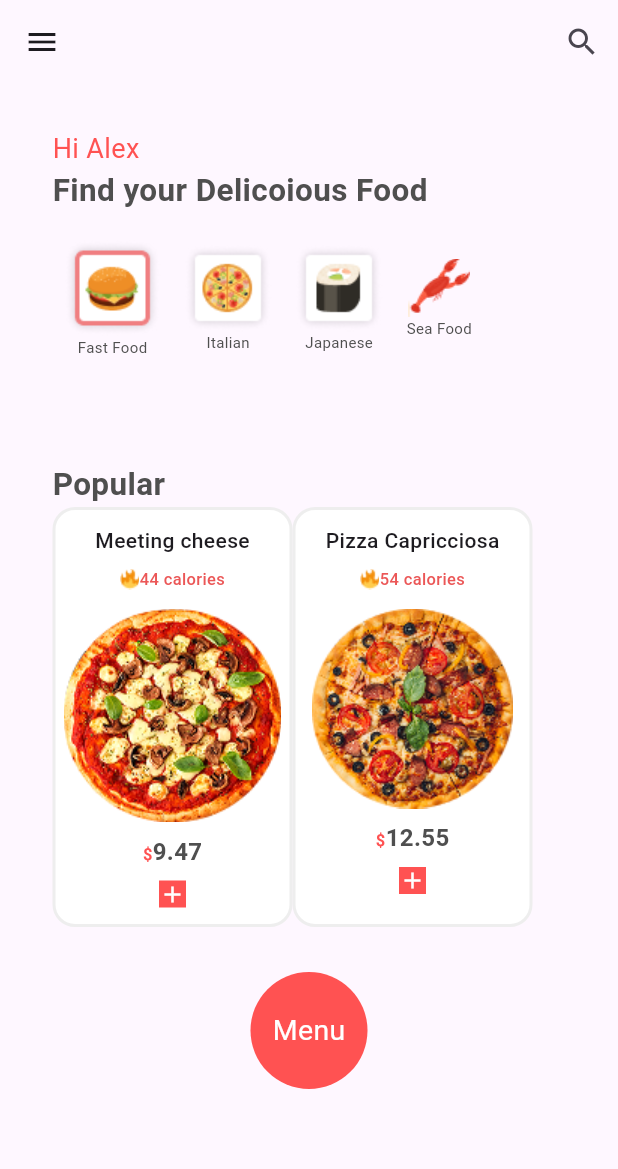
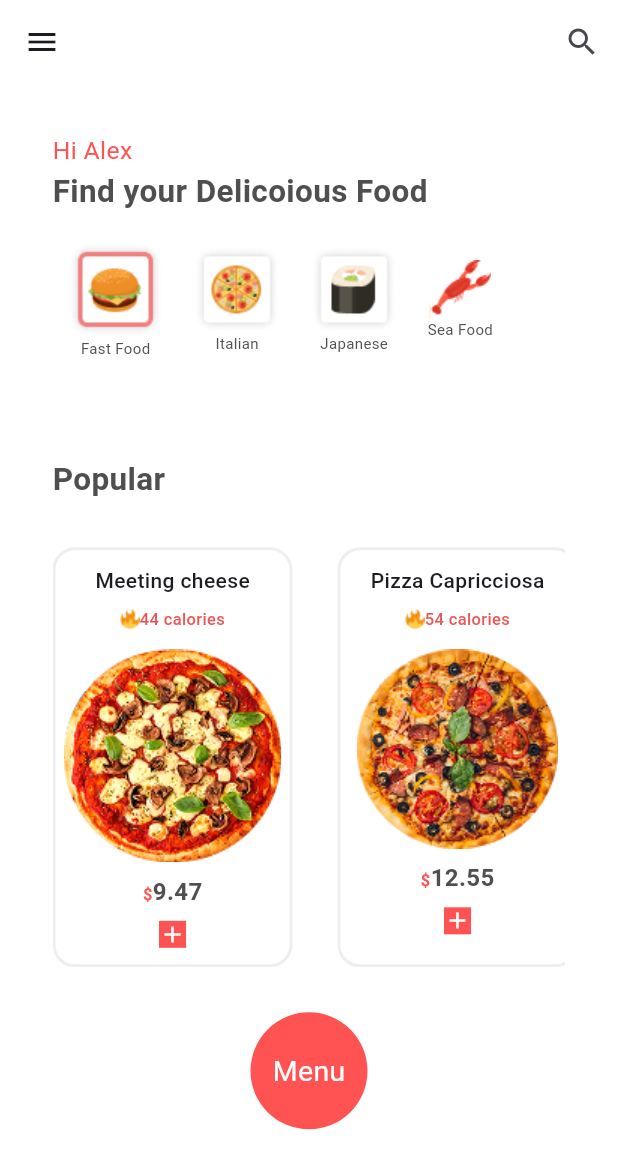
Before and after one commit to Sarandari/food-delievery-app, a Flutter app: the screen it shows after launch, after a tap on "Get Started", on a phone screen of 412 x 824 dp. Shown: the top 1169 px of the screen. Run offline on Flutter 3.47's test engine with Material 3 defaults, Android fonts, the phone set to English and light mode, and no system bars.

Commit message:
itemPage change

```diff
--- a/lib/features/home/presentation/components/find_food.dart
+++ b/lib/features/home/presentation/components/find_food.dart
@@ -1,4 +1,4 @@
-import 'package:flutter/cupertino.dart';
+import 'package:flutter/material.dart';
 
 import 'my_food.dart';
 
@@ -7,7 +7,8 @@ class FindFood extends StatelessWidget {
 
   @override
   Widget build(BuildContext context) {
-    return Column(
+    return Container(
+      child: Column(
         crossAxisAlignment: CrossAxisAlignment.start,
         children: [
           //text
@@ -21,6 +22,7 @@ class FindFood extends StatelessWidget {
           SizedBox(height: 18),
           //option
           Row(
+            mainAxisAlignment: MainAxisAlignment.start,
             children: [
               MyFood(title: 'Fast Food', image: 'assets/images/food-type-1.png',),
               MyFood(title: 'Italian', image: 'assets/images/food-type-2.png',),
@@ -29,6 +31,7 @@ class FindFood extends StatelessWidget {
             ],
           )
         ],
+      ),
     );
   }
 }
--- a/lib/features/home/presentation/components/food_card.dart
+++ b/lib/features/home/presentation/components/food_card.dart
@@ -24,8 +24,8 @@ class FoodCard extends StatelessWidget {
       },
       child: Container(
         width: 160,
+        margin: EdgeInsets.only(right: 30),
         decoration: BoxDecoration(
-          color: Colors.white,
           borderRadius: BorderRadius.circular(15.0),
           border: Border.all(
             color: Colors.grey.shade200,
--- a/lib/features/home/presentation/components/my_drawer.dart
+++ b/lib/features/home/presentation/components/my_drawer.dart
@@ -1,7 +1,5 @@
 import 'package:flutter/material.dart';
 import 'package:food_delievery_app/features/home/presentation/components/my_drawer_tile.dart';
-
-import '../../../items/presentation/page/Items_page.dart';
 
 class MyDrawer extends StatelessWidget {
   const MyDrawer({super.key});
@@ -9,6 +7,7 @@ class MyDrawer extends StatelessWidget {
   @override
   Widget build(BuildContext context) {
     return Drawer(
+      backgroundColor: Colors.white,
       child: SafeArea(
         child: Padding(
           padding: const EdgeInsets.symmetric(horizontal: 25.0),
--- a/lib/features/home/presentation/components/my_food.dart
+++ b/lib/features/home/presentation/components/my_food.dart
@@ -1,4 +1,4 @@
-import 'package:flutter/cupertino.dart';
+import 'package:flutter/material.dart';
 
 class MyFood extends StatelessWidget {
   final String title;
@@ -7,12 +7,13 @@ class MyFood extends StatelessWidget {
 
   @override
   Widget build(BuildContext context) {
-    return Padding(
-      padding: const EdgeInsets.symmetric(horizontal: 8.0),
+    return Container(
+      margin: EdgeInsets.symmetric(horizontal: 10),
       child: Column(
         children: [
           //image
-          Image(image: AssetImage(image)),
+          Container(
+              child: Image(image: AssetImage(image))),
 
           //text
           Text(title, style: TextStyle(color: Color(0xff4F4F4F), fontSize: 10),),
--- a/lib/features/home/presentation/components/popular_food.dart
+++ b/lib/features/home/presentation/components/popular_food.dart
@@ -34,6 +34,17 @@ class PopularFood extends StatelessWidget {
               {"inch": 16, "price": 18.36},
             ],
           ),
+          FoodCard(
+            title: 'Pizza Capricciosa',
+            image: 'assets/images/pizza-2.png',
+            calories: 54,
+            price: 12.55,
+            foodOption: [
+              {"inch": 8, "price": 9.85},
+              {"inch": 12, "price": 12.55},
+              {"inch": 16, "price": 18.36},
+            ],
+          ),
         ],
       ),
     );
--- a/lib/features/home/presentation/pages/homePage.dart
+++ b/lib/features/home/presentation/pages/homePage.dart
@@ -13,40 +13,52 @@ class Homepage extends StatefulWidget {
 }
 
 class _HomepageState extends State<Homepage> {
+
   @override
   Widget build(BuildContext context) {
+    final size = MediaQuery.of(context).size;
+    final height = size.height;
+    final width = size.width;
+
     return MaterialApp(
-      // color: Colors.white,
       debugShowCheckedModeBanner: false,
       home: Scaffold(
+        backgroundColor: Colors.white,
         appBar: AppBar(
+          backgroundColor: Colors.white,
           actions: [
             IconButton(onPressed: (){}, icon: Icon(Icons.search)),
           ],
         ),
         drawer: MyDrawer(),
         body: Container(
-          // color: Colors.white,
           child: Padding(
-            padding:  EdgeInsets.symmetric(horizontal: 35.0),
+            padding:  EdgeInsets.symmetric(horizontal: width*0.085),
             child: Column(
               crossAxisAlignment: CrossAxisAlignment.start,
               children: [
-                SizedBox(height: 30),
+                SizedBox(height: width * 0.08),
                 //name
                 Text('Hi Alex',
                   style: TextStyle(
                     color: Colors.redAccent,
-                    fontSize: 18,
+                    fontSize: height * 0.02,
                   ),
                 ),
 
                 //first section find food
                 FindFood(),
-                SizedBox(height: 70,),
+                SizedBox(height: height * 0.08,),
 
                 //second section
-                Text('Popular', style: TextStyle(color: Color(0xff4F4F4F), fontWeight: FontWeight.bold, fontSize: 21,),),
+                Text('Popular',
+                  style: TextStyle(
+                    color: Color(0xff4F4F4F),
+                    fontWeight: FontWeight.bold,
+                    fontSize: 21,
+                  ),
+                ),
+                SizedBox(height: 30),
                 PopularFood(),
                 SizedBox(height: 30),
                 //food section
--- a/lib/features/items/presentation/components/inchCard.dart
+++ b/lib/features/items/presentation/components/inchCard.dart
@@ -34,7 +34,7 @@ class InchCard extends StatelessWidget {
                   ? Colors.redAccent.withOpacity(0.2)
                   : Colors.transparent,
             ),
-          ),
+          ),SizedBox(height: 6),
           Text(
             "\$$price",
             style: TextStyle(
@@ -43,10 +43,10 @@ class InchCard extends StatelessWidget {
               fontWeight: FontWeight.bold,
             ),
           ),
-          const SizedBox(height: 6),
+          SizedBox(height: 6),
           Text(
             "$inch inch",
-            style: const TextStyle(fontSize: 12, color: Colors.black),
+            style: const TextStyle(fontSize: 14, color: Colors.black),
           ),
         ],
       ),
--- a/lib/features/startScreen/presentation/startPage.dart
+++ b/lib/features/startScreen/presentation/startPage.dart
@@ -6,7 +6,16 @@ class StartPage extends StatelessWidget {
 
   @override
   Widget build(BuildContext context) {
+    // дэлгэцийн хэмжээ
+    final size = MediaQuery.of(context).size;
+    final height = size.height;
+    final width = size.width;
+    print('height: $height width: $width');
+
+    //width * 0.01 = 400 * 0.01 = 4 px
+    print(width);
     return MaterialApp(
+      debugShowCheckedModeBanner: false,
       home: Scaffold(
         backgroundColor: Colors.redAccent,
         body: SafeArea(
@@ -14,7 +23,8 @@ class StartPage extends StatelessWidget {
             children: [
               // Дээд зураг
               Container(
-                height: 595,
+                height: height * 0.65,
+                width: double.infinity,
                 decoration: const BoxDecoration(
                   image: DecorationImage(
                     image: AssetImage("assets/images/delivery-man-2.png"),
@@ -27,8 +37,8 @@ class StartPage extends StatelessWidget {
               Align(
                 alignment: Alignment.bottomCenter,
                 child: Container(
-                  margin: const EdgeInsets.all(35),
-                  padding: const EdgeInsets.all(37),
+                  margin: EdgeInsets.all(width * 0.08), // дэлгэцийн өргөний 8%
+                  padding: EdgeInsets.all(width * 0.09), // дэлгэцийн өргөний 9%
                   decoration: BoxDecoration(
                     color: Colors.white,
                     borderRadius: BorderRadius.circular(26),
@@ -48,7 +58,7 @@ class StartPage extends StatelessWidget {
                         TextSpan(
                           text: 'Quick Delivery at your',
                           style: TextStyle(
-                            fontSize: 31,
+                            fontSize: width * 0.08,
                             color: Color(0xff4F4F4F),
                             fontWeight: FontWeight.bold,
                           ),
@@ -56,7 +66,7 @@ class StartPage extends StatelessWidget {
                             TextSpan(
                               style: TextStyle(
                                 fontWeight: FontWeight.bold,
-                                fontSize: 31,
+                                fontSize: width * 0.08,
                                 color: Colors.redAccent,
                               ),
                               text: ' Doorstep',
@@ -64,7 +74,7 @@ class StartPage extends StatelessWidget {
                         ),
 
                       ),
-                      const SizedBox(height: 10),
+                      SizedBox(height: height * 0.01),
                       const Text(
                         "Home delivery and online reservation system for restaurants and cafe",
                         textAlign: TextAlign.center,
@@ -73,7 +83,7 @@ class StartPage extends StatelessWidget {
                           color: Color(0xffBDBDBD),
                         ),
                       ),
-                      const SizedBox(height: 10),
+                      SizedBox(height: height * 0.01),
                       ElevatedButton(
                         onPressed: () {
                           Navigator.of(context).push(
@@ -87,12 +97,17 @@ class StartPage extends StatelessWidget {
                           shape: RoundedRectangleBorder(
                             borderRadius: BorderRadius.circular(40),
                           ),
-                          padding: const EdgeInsets.symmetric(
-                              horizontal: 40, vertical: 14),
+                          padding: EdgeInsets.symmetric(
+                            horizontal: width * 0.1,
+                            vertical: height * 0.02,
+                          ),
                         ),
-                        child: const Text(
+                        child: Text(
                           "Get Started",
-                          style: TextStyle(fontSize: 24, color: Colors.white),
+                          style: TextStyle(
+                              fontSize: width * 0.06,
+                              color: Colors.white
+                          ),
                         ),
                       ),
                     ],
```
Also changed, not shown: lib/features/items/presentation/components/image_Size_test.dart (added, +46 -0 lines), lib/features/items/presentation/components/my_detail_text.dart (+8 -3 lines), lib/features/items/presentation/page/Items_page.dart (+52 -14 lines). Lines whose indentation alone changed are shown as unchanged.
